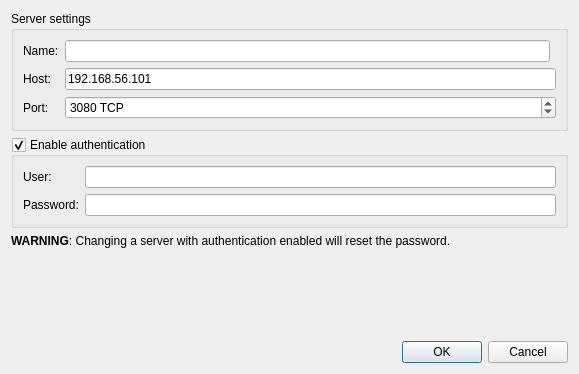
Qt form gns3/ui/edit_compute_dialog.ui (kaisenlinux/gns3-gui) before a commit.
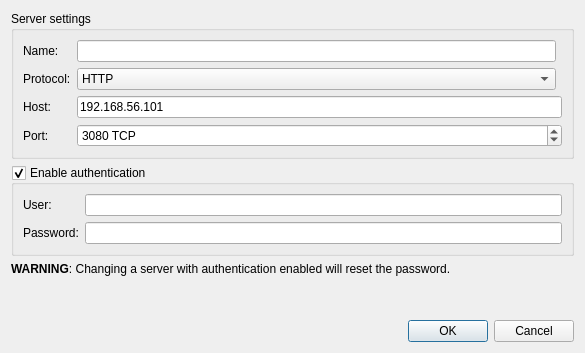
The same form after that commit.

```diff
--- a/gns3/ui/edit_compute_dialog.ui
+++ b/gns3/ui/edit_compute_dialog.ui
@@ -9,8 +9,8 @@
    <rect>
     <x>0</x>
     <y>0</y>
-    <width>579</width>
-    <height>374</height>
+    <width>585</width>
+    <height>353</height>
    </rect>
   </property>
   <property name="windowTitle">
@@ -23,10 +23,31 @@
       <string>Server settings</string>
      </property>
      <layout class="QGridLayout" name="gridLayout">
+      <item row="3" column="0">
+       <widget class="QLabel" name="uiServerPortLabel">
+        <property name="text">
+         <string>Port:</string>
+        </property>
+       </widget>
+      </item>
       <item row="0" column="1">
        <widget class="QLineEdit" name="uiServerNameLineEdit"/>
       </item>
       <item row="2" column="1" colspan="2">
+       <widget class="QLineEdit" name="uiServerHostLineEdit">
+        <property name="text">
+         <string>192.168.56.101</string>
+        </property>
+       </widget>
+      </item>
+      <item row="2" column="0">
+       <widget class="QLabel" name="uiServerHostLabel">
+        <property name="text">
+         <string>Host:</string>
+        </property>
+       </widget>
+      </item>
+      <item row="3" column="1" colspan="2">
        <widget class="QSpinBox" name="uiServerPortSpinBox">
         <property name="sizePolicy">
          <sizepolicy hsizetype="Expanding" vsizetype="Fixed">
@@ -52,25 +73,25 @@
         </property>
        </widget>
       </item>
-      <item row="1" column="1" colspan="2">
-       <widget class="QLineEdit" name="uiServerHostLineEdit">
-        <property name="text">
-         <string>192.168.56.101</string>
-        </property>
-       </widget>
-      </item>
       <item row="1" column="0">
-       <widget class="QLabel" name="uiServerHostLabel">
+       <widget class="QLabel" name="uiServerProtocolLabel">
         <property name="text">
-         <string>Host:</string>
+         <string>Protocol:</string>
         </property>
        </widget>
       </item>
-      <item row="2" column="0">
-       <widget class="QLabel" name="uiServerPortLabel">
-        <property name="text">
-         <string>Port:</string>
-        </property>
+      <item row="1" column="1">
+       <widget class="QComboBox" name="uiServerProtocolComboBox">
+        <item>
+         <property name="text">
+          <string>HTTP</string>
+         </property>
+        </item>
+        <item>
+         <property name="text">
+          <string>HTTPS</string>
+         </property>
+        </item>
        </widget>
       </item>
      </layout>
```
